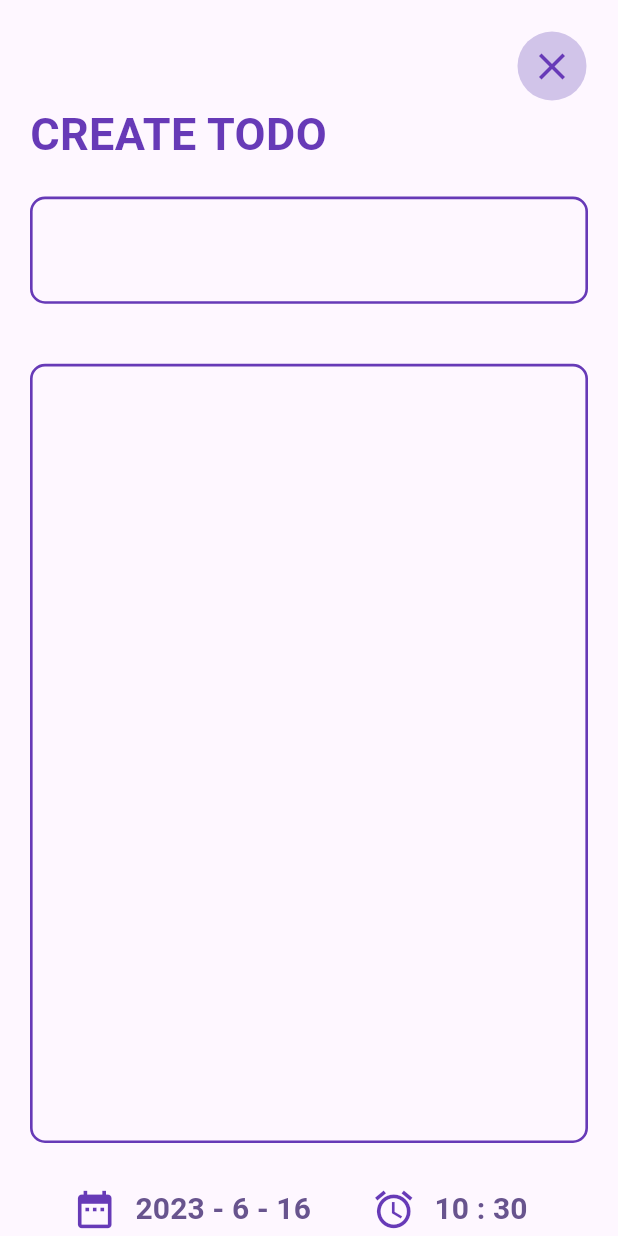
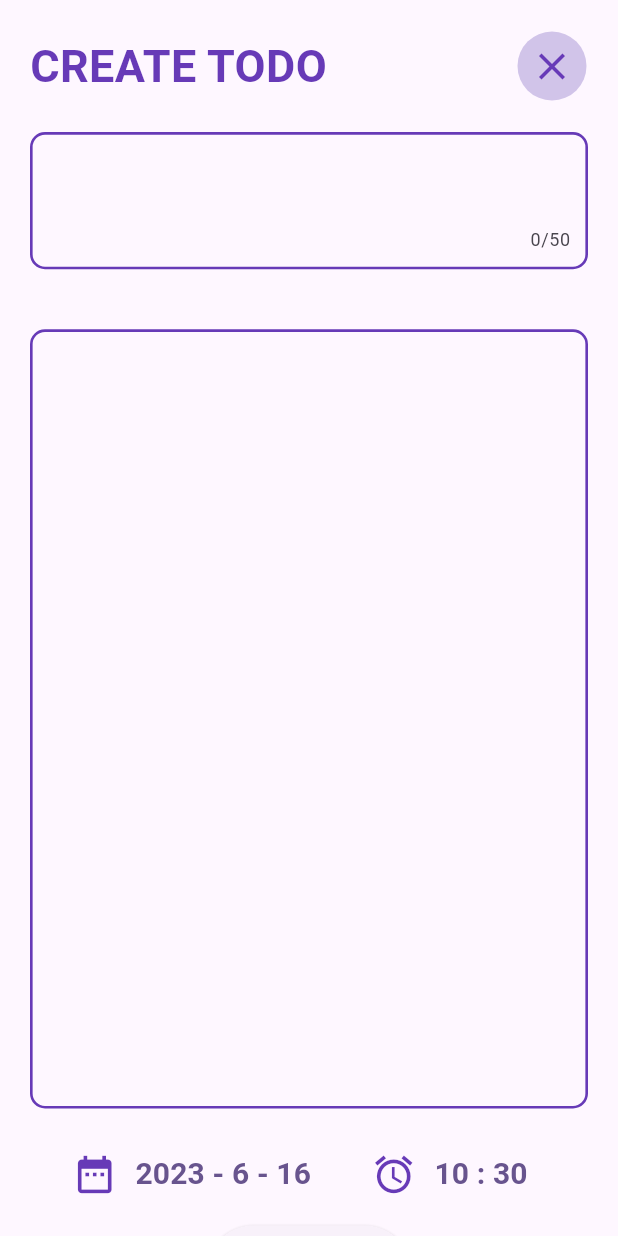
Before and after one commit to allen-codes/Todo-App, a Flutter app: the CreateToDo screen opened by its route, on a phone screen of 412 x 824 dp. Run offline on Flutter 3.47's test engine with Material 2 defaults, Android fonts, the phone set to English and light mode, and no system bars; our stand-ins replace firebase_core; accounts and stored records are empty.

Commit message:
changed the positioning of close button in create todo

```diff
--- a/lib/screens/create_todo.dart
+++ b/lib/screens/create_todo.dart
@@ -22,15 +22,11 @@ class _CreateToDoState extends State<CreateToDo> {
             key: key,
             child: Column(
               children: [
-                Align(
-                      alignment: Alignment.topRight,
-                      child: IconButton.filled(onPressed: () {}, icon: Icon(Icons.close),
-                        color: Colors.deepPurple,
-                        style: ButtonStyle(iconSize:  const MaterialStatePropertyAll(30), backgroundColor: MaterialStatePropertyAll(Colors.deepPurple.shade100)),)
-                    ),
-                const Row(
 
+                 Row(
+                  mainAxisAlignment: MainAxisAlignment.spaceBetween,
                   children: [
+
                     Align(
                       alignment: Alignment.topLeft,
                       child: Text(
@@ -42,7 +38,12 @@ class _CreateToDoState extends State<CreateToDo> {
                         ),
                       ),
                     ),
-
+                    Align(
+                      alignment: Alignment.topRight,
+                      child: IconButton.filled(onPressed: () {}, icon: Icon(Icons.close),
+                        color: Colors.deepPurple,
+                        style: ButtonStyle(iconSize:  const MaterialStatePropertyAll(30), backgroundColor: MaterialStatePropertyAll(Colors.deepPurple.shade100)),)
+                    ),
                   ],
                 ),
                 Container(
@@ -54,6 +55,7 @@ class _CreateToDoState extends State<CreateToDo> {
                         borderRadius:
                             const BorderRadius.all(Radius.circular(10))),
                     child: TextFormField(
+                      maxLength: 50,
                       decoration: const InputDecoration(
                         border: InputBorder.none,
                       ),
```
